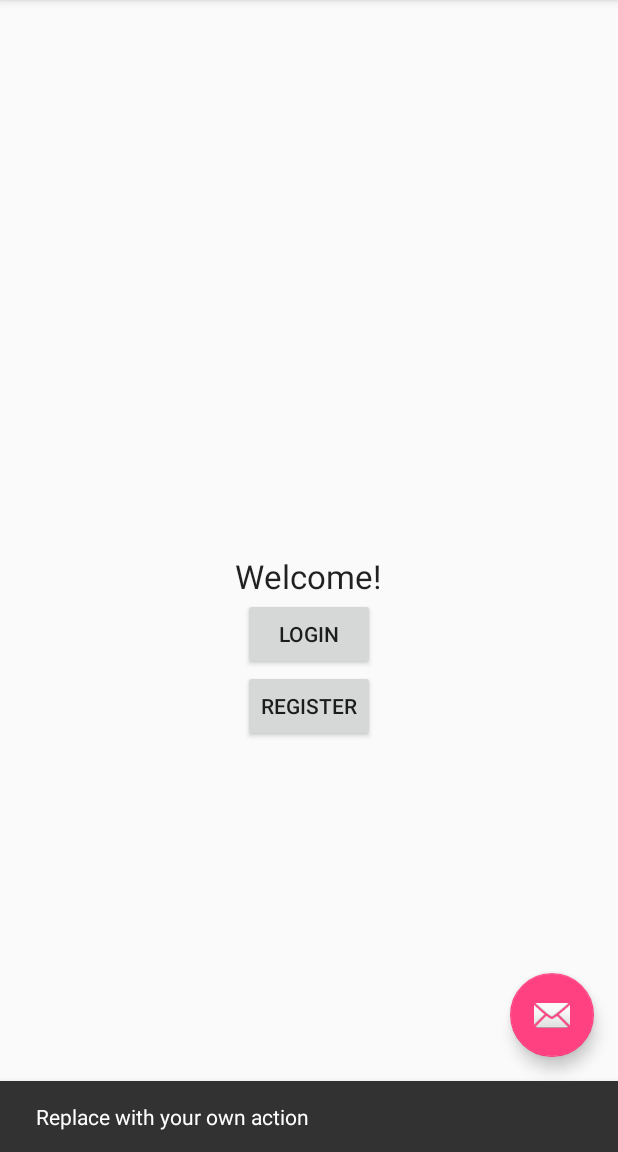
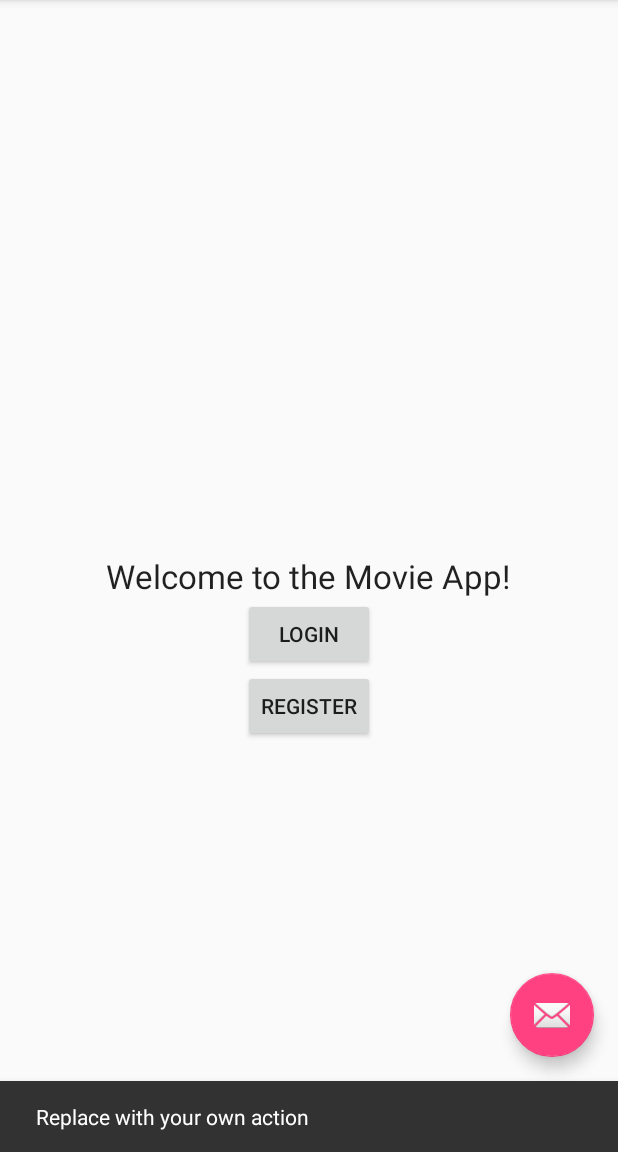
Before and after one commit to njdelima/cs2340-group59, an Android app: the screen it shows after launch (MainActivity), after a tap on an icon or button, on a phone screen of 412 x 824 dp, the part 84-1236 px from its top. Run offline under Robolectric (Android 15) with nearby library versions, the phone set to English and light mode, and no system bars.

Commit message:
Edited Welcome Message on Main Screen

```diff
--- a/TestApp/app/src/main/res/values/strings.xml
+++ b/TestApp/app/src/main/res/values/strings.xml
@@ -4,7 +4,7 @@
     <string name="button_login">Login</string>
     <string name="button_register">Register</string>
     <string name="title_activity_login">Login</string>
-    <string name="welcome">Welcome!</string>
+    <string name="welcome">Welcome to the Movie App!</string>
 
     <!-- Strings related to login -->
     <string name="prompt_email">Email</string>
```
